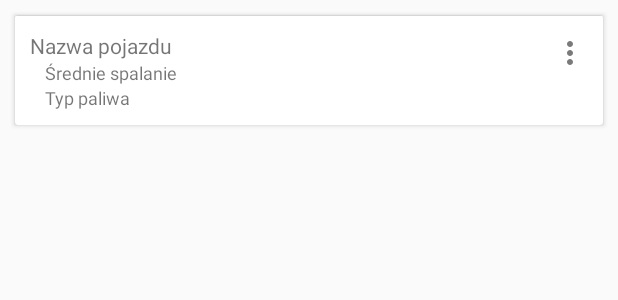
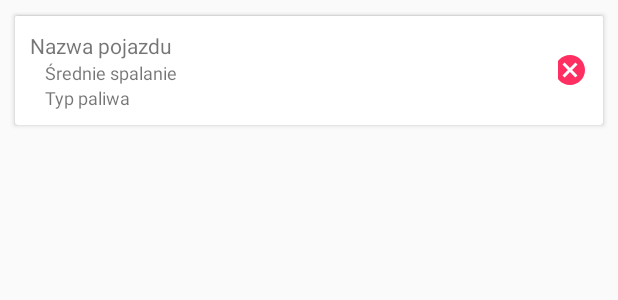
Before and after one commit to Blackwatch98/PetrolNavigatorApp, an Android app: the layout vehicles_list_row.xml on its own in the app's theme, with its tools: preview values and no code run, on a phone screen of 412 x 824 dp. Shown: the top 300 px of the screen. Run offline under Robolectric (Android 15) with nearby library versions, the phone set to English and light mode, and no system bars.

Commit message:
vehicles list adapter with rows layout

```diff
--- a/app/src/main/res/drawable/ic_baseline_more_vert_24.xml
+++ /dev/null
@@ -1,5 +0,0 @@
-<vector android:height="24dp" android:tint="#7A7A7A"
-    android:viewportHeight="24" android:viewportWidth="24"
-    android:width="24dp" xmlns:android="http://schemas.android.com/apk/res/android">
-    <path android:fillColor="@android:color/white" android:pathData="M12,8c1.1,0 2,-0.9 2,-2s-0.9,-2 -2,-2 -2,0.9 -2,2 0.9,2 2,2zM12,10c-1.1,0 -2,0.9 -2,2s0.9,2 2,2 2,-0.9 2,-2 -0.9,-2 -2,-2zM12,16c-1.1,0 -2,0.9 -2,2s0.9,2 2,2 2,-0.9 2,-2 -0.9,-2 -2,-2z"/>
-</vector>
--- a/app/src/main/res/layout/vehicles_list_row.xml
+++ b/app/src/main/res/layout/vehicles_list_row.xml
@@ -13,7 +13,7 @@
         android:orientation="vertical">
 
         <ImageView
-            android:id="@+id/imageView4"
+            android:id="@+id/vehicleImage"
             android:layout_width="match_parent"
             android:layout_height="match_parent"
             android:scaleType="fitXY"
@@ -26,36 +26,36 @@
             android:orientation="horizontal">
 
             <TextView
-                android:id="@+id/textView16"
+                android:id="@+id/vehicleName"
                 android:layout_width="wrap_content"
                 android:layout_height="wrap_content"
                 android:text="Nazwa pojazdu" />
 
             <TextView
-                android:id="@+id/textView17"
+                android:id="@+id/averageConsumption"
                 android:layout_width="wrap_content"
                 android:layout_height="wrap_content"
-                android:layout_below="@id/textView16"
+                android:layout_below="@id/vehicleName"
                 android:layout_marginStart="10dp"
                 android:textSize="12sp"
                 android:text="Średnie spalanie"/>
 
             <TextView
-                android:id="@+id/textView18"
+                android:id="@+id/vehicleFuelType"
                 android:layout_width="wrap_content"
                 android:layout_height="wrap_content"
-                android:layout_below="@id/textView17"
+                android:layout_below="@id/averageConsumption"
                 android:textSize="12sp"
                 android:layout_marginStart="10dp"
                 android:text="Typ paliwa"/>
             <Button
-                android:id="@+id/moreOptionsButton"
+                android:id="@+id/deleteVehicleButton"
                 android:layout_width="20dp"
                 android:layout_height="30dp"
+                android:layout_centerVertical="true"
                 android:layout_alignParentRight="true"
-                android:layout_alignParentTop="true"
                 android:background="?android:attr/selectableItemBackground"
-                android:drawableEnd="@drawable/ic_baseline_more_vert_24"/>
+                android:drawableEnd="@drawable/ic_baseline_cancel_24"/>
 
 
         </RelativeLayout>
```
Also changed, not shown: app/src/main/java/com/example/petrolnavigatorapp/VehiclesFragment.java (+16 -1 lines), app/src/main/java/com/example/petrolnavigatorapp/adapters/VehiclesRecyclerViewAdapter.java (added, +77 -0 lines).
